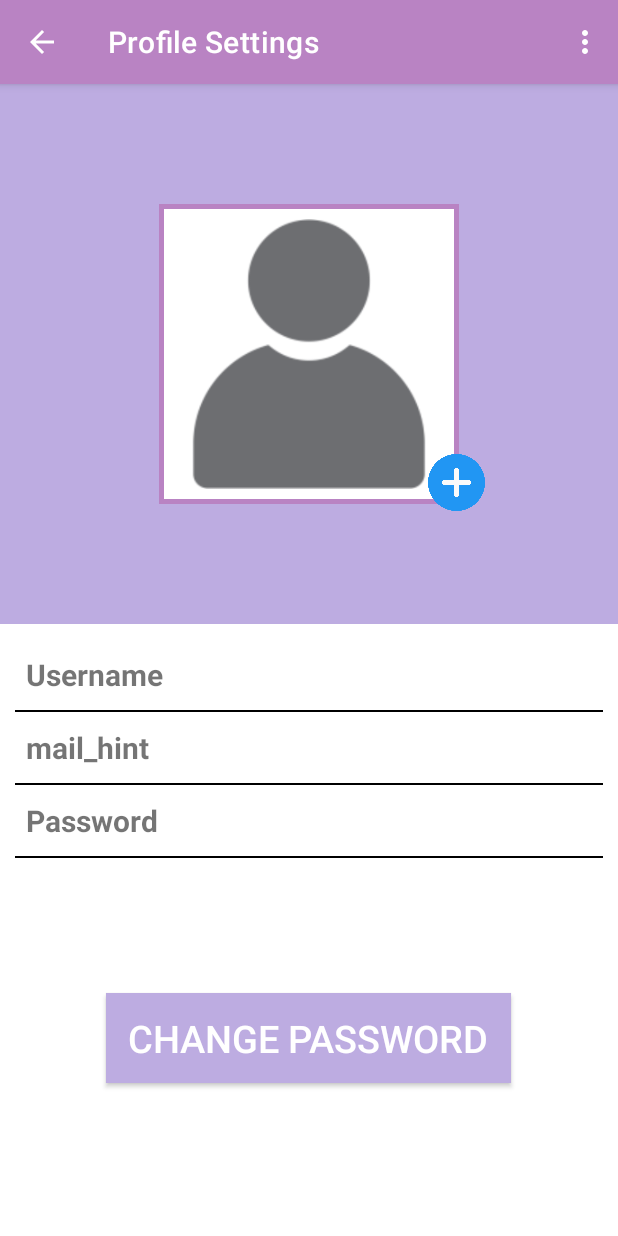
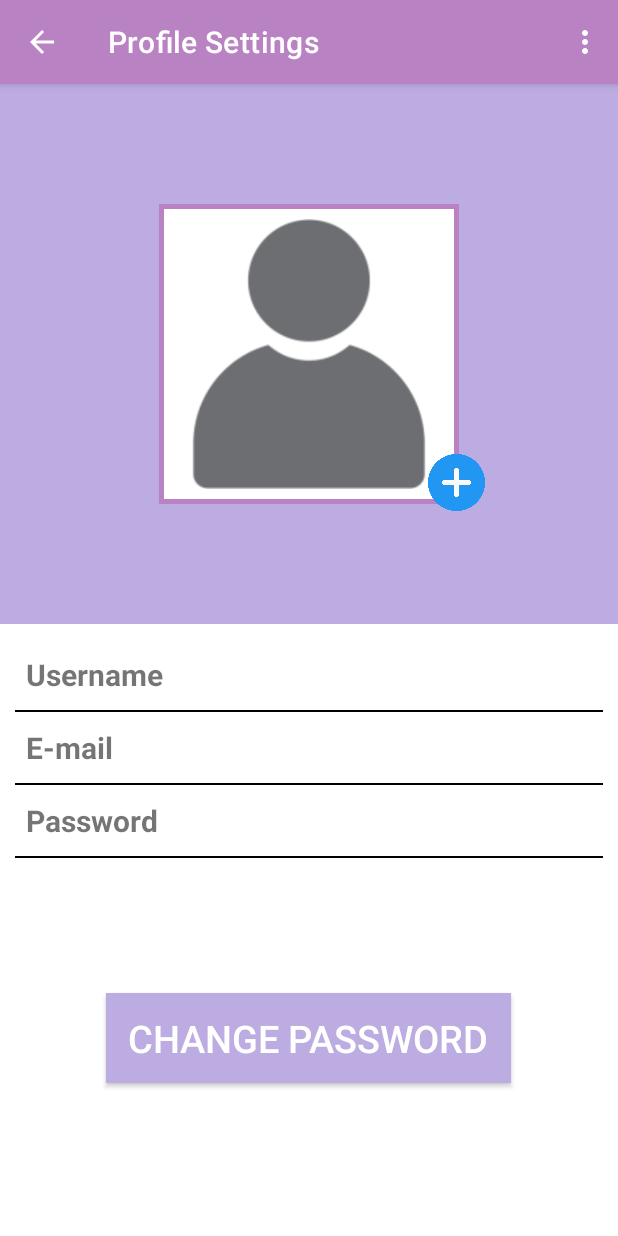
Before and after one commit to nihalUzunyayla/CENG427-Mobile-Application-Development, an Android app: the ProfileSettingsActivity screen opened directly, with no data from a screen before it, on a phone screen of 412 x 824 dp. Run offline under Robolectric (Android 15) with nearby library versions, the light colour scheme and no system bars; 5 statements that could not run were skipped.

Commit message:
updated profile settings

```diff
--- a/app/src/main/res/layout/activity_profile_settings.xml
+++ b/app/src/main/res/layout/activity_profile_settings.xml
@@ -68,7 +68,7 @@
             android:layout_marginTop="10dp"
             android:layout_marginBottom="10dp"
             android:layout_marginLeft="7dp"
-            android:text="mail_hint"/>
+            android:text="@string/mail_hint"/>
 
 
         <TextView
```
